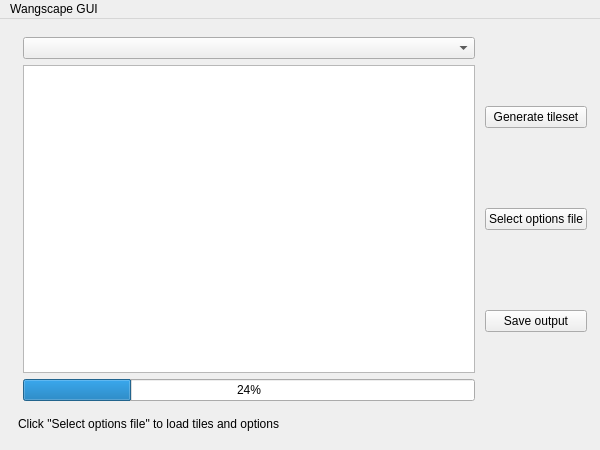
Old version of the form WangscapeGui/mainwindow.ui in the repository Wangscape/Wangscape.
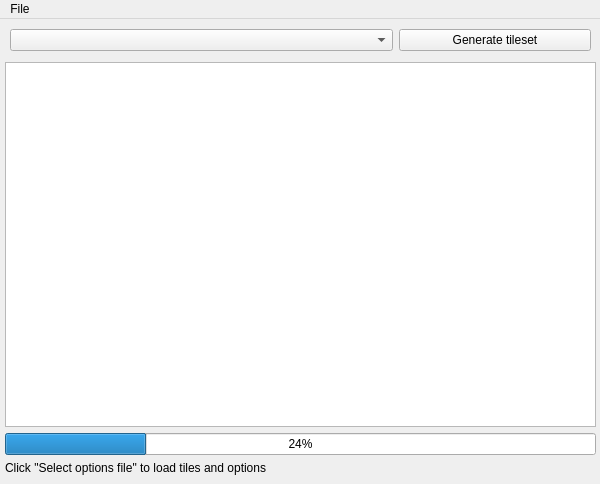
New version of the form.

Commit message: Move loading and saving buttons to menu

```diff
--- a/WangscapeGui/mainwindow.ui
+++ b/WangscapeGui/mainwindow.ui
@@ -7,96 +7,84 @@
     <x>0</x>
     <y>0</y>
     <width>600</width>
-    <height>450</height>
+    <height>484</height>
    </rect>
   </property>
   <property name="windowTitle">
    <string>MainWindow</string>
   </property>
   <widget class="QWidget" name="centralWidget">
-   <widget class="QWidget" name="verticalLayoutWidget">
+   <widget class="QWidget" name="">
     <property name="geometry">
      <rect>
-      <x>7</x>
-      <y>2</y>
-      <width>591</width>
-      <height>421</height>
+      <x>0</x>
+      <y>0</y>
+      <width>601</width>
+      <height>461</height>
      </rect>
     </property>
-    <layout class="QVBoxLayout" name="verticalLayout_2">
+    <layout class="QVBoxLayout" name="verticalLayout_3">
+     <property name="leftMargin">
+      <number>5</number>
+     </property>
+     <property name="topMargin">
+      <number>5</number>
+     </property>
+     <property name="rightMargin">
+      <number>5</number>
+     </property>
+     <property name="bottomMargin">
+      <number>5</number>
+     </property>
      <item>
-      <layout class="QHBoxLayout" name="horizontalLayout">
-       <property name="spacing">
-        <number>10</number>
-       </property>
+      <layout class="QHBoxLayout" name="horizontalLayout_2">
        <property name="leftMargin">
-        <number>0</number>
+        <number>5</number>
        </property>
        <property name="topMargin">
-        <number>0</number>
+        <number>5</number>
        </property>
        <property name="rightMargin">
-        <number>0</number>
+        <number>5</number>
        </property>
        <property name="bottomMargin">
         <number>5</number>
        </property>
        <item>
-        <layout class="QVBoxLayout" name="verticalLayout_3">
-         <property name="leftMargin">
-          <number>5</number>
+        <widget class="QComboBox" name="comboBox">
+         <property name="sizePolicy">
+          <sizepolicy hsizetype="Preferred" vsizetype="Fixed">
+           <horstretch>2</horstretch>
+           <verstretch>0</verstretch>
+          </sizepolicy>
          </property>
-         <property name="topMargin">
-          <number>5</number>
-         </property>
-         <property name="bottomMargin">
-          <number>5</number>
-         </property>
-         <item>
-          <widget class="QComboBox" name="comboBox"/>
-         </item>
-         <item>
-          <widget class="QGraphicsView" name="tilesetPreview"/>
-         </item>
-         <item>
-          <widget class="QProgressBar" name="progressBar">
-           <property name="value">
-            <number>24</number>
-           </property>
-          </widget>
-         </item>
-        </layout>
+        </widget>
        </item>
        <item>
-        <layout class="QVBoxLayout" name="verticalLayout">
-         <property name="spacing">
-          <number>6</number>
+        <widget class="QPushButton" name="generateButton">
+         <property name="sizePolicy">
+          <sizepolicy hsizetype="Minimum" vsizetype="Fixed">
+           <horstretch>1</horstretch>
+           <verstretch>0</verstretch>
+          </sizepolicy>
          </property>
-         <item>
-          <widget class="QPushButton" name="generateButton">
-           <property name="text">
-            <string>Generate tileset</string>
-           </property>
-          </widget>
-         </item>
-         <item>
-          <widget class="QPushButton" name="optionsDirectoryButton">
-           <property name="text">
-            <string>Select options file</string>
-           </property>
-          </widget>
-         </item>
-         <item>
-          <widget class="QPushButton" name="saveButton">
-           <property name="text">
-            <string>Save output</string>
-           </property>
-          </widget>
-         </item>
-        </layout>
+         <property name="text">
+          <string>Generate tileset</string>
+         </property>
+        </widget>
        </item>
       </layout>
      </item>
+     <item>
+      <widget class="QGraphicsView" name="tilesetPreview"/>
+     </item>
+     <item>
+      <widget class="QProgressBar" name="progressBar">
+       <property name="value">
+        <number>24</number>
+       </property>
+      </widget>
+     </item>
      <item>
       <widget class="QLabel" name="currentOptionsPath">
        <property name="text">
@@ -118,7 +106,7 @@
    </property>
    <widget class="QMenu" name="menuWangscape_GUI">
     <property name="title">
-     <string>Wangscape GUI</string>
+     <string>File</string>
     </property>
    </widget>
    <addaction name="menuWangscape_GUI"/>
```
Left out of the diff: 12 changed lines with no effect on the pictures. The commit also changes 1 other file.
